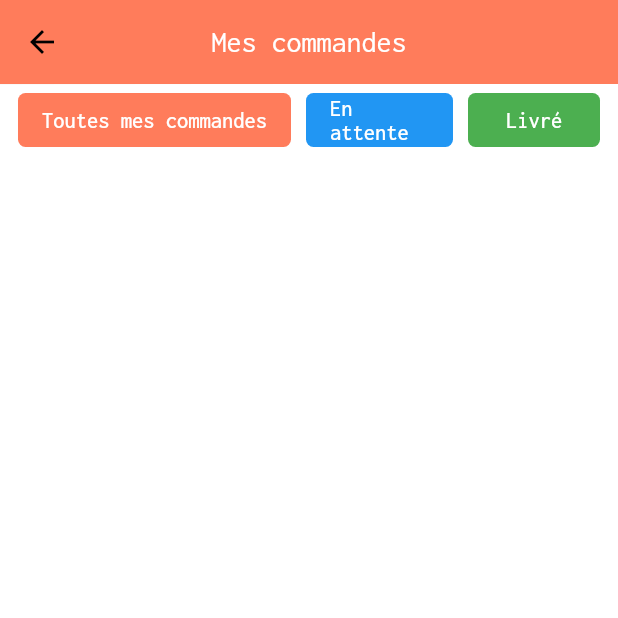
After one commit to mery-19/pfaMobile, a Flutter app: the CommandesScreen screen opened directly, on a phone screen of 412 x 824 dp, the top half of it. The commit adds this screen. Run offline on Flutter 3.47's test engine with Material 2 defaults, Android fonts, the phone set to English and light mode, and no system bars; our stand-ins replace fluttertoast; accounts and stored records are empty; network calls fail.

Commit message:
Interface commandes

```diff
--- a/lib/URLs.dart
+++ b/lib/URLs.dart
@@ -4,3 +4,5 @@ final String categoryApi = "http://192.168.1.106:49674/api/CategoriesApi";
 final String promotionApi = "http://192.168.1.106:49674/api/PromotionApi";
 final String authApi = "http://192.168.1.106:49674/api/LoginApi";
 final String panierApi = "http://192.168.1.106:49674/api/PanierApi";
+final String notificationApi = "http://192.168.1.106:49674/api/NotifictionsApi";
+final String commandesApi = "http://192.168.1.106:49674/api/CommandeApi";
--- /dev/null
+++ b/lib/models/Commande.dart
@@ -0,0 +1,24 @@
+class Commande {
+  final int id;
+  final double prix_total;
+  final String date_ajout;
+  final int id_status;
+  final String date_update;
+
+  Commande({this.id,
+  this.prix_total,
+  this.date_ajout,
+  this.id_status,
+  this.date_update,
+});
+
+  factory Commande.fromJson(Map<String, dynamic> json) {
+    return Commande(
+      id:json['id'],
+      prix_total:json['prix_total'],
+      date_ajout:json['date_ajout'],
+      id_status:json['id_status'],
+      date_update:json['date_update'],
+    );
+  }
+}
--- a/lib/routes.dart
+++ b/lib/routes.dart
@@ -3,7 +3,7 @@ import 'package:pfaMobile/models/Product.dart';
 import 'package:pfaMobile/screens/HomeScreen/home.dart';
 import 'package:flutter/material.dart';
 import 'package:flutter/widgets.dart';
-import 'package:pfaMobile/screens/Panier.dart/Panier.dart';
+import 'package:pfaMobile/screens/Panier/Panier.dart';
 import 'package:pfaMobile/screens/Product/productDetail.dart';
 
 
--- /dev/null
+++ b/lib/screens/Commandes/CommandesScreen.dart
@@ -0,0 +1,115 @@
+import 'package:flutter/material.dart';
+import 'package:pfaMobile/constants.dart';
+import 'package:pfaMobile/models/Commande.dart';
+import 'package:pfaMobile/screens/Commandes/CommandeItem.dart';
+import 'package:pfaMobile/services/CommandeService.dart';
+
+class CommandesScreen extends StatefulWidget {
+  static const String routeName = "/books_store";
+
+  @override
+  _CommandesScreenState createState() => _CommandesScreenState();
+}
+
+class _CommandesScreenState extends State<CommandesScreen> {
+  List<Commande> commandes = new List<Commande>();
+
+  @override
+  void initState() {
+    super.initState();
+    CommandeService.fetchAllCommandes().then((value){
+      setState(() {
+              commandes = value;
+
+      });
+    });
+
+  }
+
+  @override
+  Widget build(BuildContext context) {
+    return Scaffold(
+      appBar: new AppBar(
+        elevation: 0.1,
+        backgroundColor: main_bg_color,
+        leading: IconButton(
+          icon: Icon(Icons.arrow_back, color: Colors.black),
+          onPressed: () {
+            Navigator.pop(context);
+          },
+        ),
+        title: Text(
+          "Mes commandes",
+          style: TextStyle(
+            fontSize: headline6_size,
+            fontFamily: 'Inconsolata',
+          ),
+        ),
+        centerTitle: true,
+      ),
+      body: ListView(
+        children: [
+          Row(
+            mainAxisAlignment: MainAxisAlignment.center,
+            children: [
+              Flexible(
+                  flex: 2,
+                  child: FlatButton(
+                    shape: RoundedRectangleBorder(
+                        borderRadius: BorderRadius.circular(5)),
+                    color: main_bg_color,
+                    onPressed: () {},
+                    child: Text("Toutes mes commandes",style: TextStyle(
+            fontSize: 15,
+            color: Colors.white,
+          )),
+                  )
+                  ),
+                                    SizedBox(width: 10),
+
+                    Flexible(
+                  flex: 1,
+                  child: FlatButton(
+                    shape: RoundedRectangleBorder(
+                        borderRadius: BorderRadius.circular(5)),
+                    color: Colors.blue,
+                    onPressed: () {},
+                    child: Text("En attente",style: TextStyle(
+            fontSize: 15,
+            color: Colors.white,
+          )),
+                  )),
+                                    SizedBox(width: 10),
+
+                    Flexible(
+                  flex: 1,
+                  child: FlatButton(
+                    shape: RoundedRectangleBorder(
+                        borderRadius: BorderRadius.circular(5)),
+                    color: Colors.green,
+                    onPressed: () {},
+                    child: Text("Livré",style: TextStyle(
+            fontSize: 15,
+            color: Colors.white,
+          )),
+                  ))
+            ],
+          ),
+        ]..addAll(commandesWidgets(context)),
+      ),
+    );
+  }
+
+  List<Widget> commandesWidgets(BuildContext context) {
+    return commandes
+        .map((e) => CommandeItem(
+              context: context,
+              id: e.id,
+              id_status: e.id_status,
+              prix_total: e.prix_total,
+              date_ajout: e.date_ajout,
+              date_update: e.date_update,
+            ))
+        .toList();
+  }
+}
--- a/lib/screens/HomeScreen/home.dart
+++ b/lib/screens/HomeScreen/home.dart
@@ -5,7 +5,7 @@ import 'package:pfaMobile/models/Product.dart';
 import 'package:pfaMobile/models/Promotion.dart';
 import 'package:pfaMobile/screens/HomeScreen/ProductCell.dart';
 import 'package:pfaMobile/screens/HomeScreen/sideBar.dart';
-import 'package:pfaMobile/screens/Panier.dart/Panier.dart';
+import 'package:pfaMobile/screens/Panier/Panier.dart';
 import 'package:pfaMobile/screens/Product/arguments.dart';
 import 'package:pfaMobile/screens/Product/productDetail.dart';
 import 'package:pfaMobile/services/ProductService.dart';
--- /dev/null
+++ b/lib/services/CommandeService.dart
@@ -0,0 +1,58 @@
+import 'package:pfaMobile/models/Commande.dart';
+import 'dart:convert';
+import 'package:pfaMobile/URLs.dart';
+import 'package:http/http.dart' as http;
+import 'package:pfaMobile/models/LignePanier.dart';
+import 'package:pfaMobile/session.dart';
+
+class CommandeService {
+  static Future<List<Commande>> fetchAllNotifs() async {
+    final response = await http.get(notificationApi+"?id_user="+connectedUser.id);
+    List<dynamic> values = json.decode(response.body);
+    List<Commande> commandes = new List<Commande>();
+
+    if (values.length > 0) {
+      for (int i = 0; i < values.length; i++) {
+        if (values[i] != null) {
+          Map<String, dynamic> map = values[i];
+          commandes.add(Commande.fromJson(map));
+        }
+      }
+    }
+
+    return commandes;
+  }
+static Future<List<Commande>> fetchAllCommandes() async {
+    final response = await http.get(commandesApi+"?id=0&username="+connectedUser.username);
+    List<dynamic> values = json.decode(response.body);
+    print(values);
+    List<Commande> commandes = new List<Commande>();
+    print(commandes);
+    if (values.length > 0) {
+      for (int i = 0; i < values.length; i++) {
+        if (values[i] != null) {
+          Map<String, dynamic> map = values[i];
+          commandes.add(Commande.fromJson(map));
+        }
+      }
+    }
+    return commandes;
+  }
+
+  static Future<List<LignePanier>> fetchProductsCommandes(int id) async {
+    final response = await http.get(commandesApi+"?id_commande="+id.toString());
+    List<dynamic> values = json.decode(response.body);
+    print(values);
+    List<LignePanier> lignePaniers = new List<LignePanier>();
+    print(lignePaniers);
+    if (values.length > 0) {
+      for (int i = 0; i < values.length; i++) {
+        if (values[i] != null) {
+          Map<String, dynamic> map = values[i];
+          lignePaniers.add(LignePanier.fromJson(map));
+        }
+      }
+    }
+    return lignePaniers;
+  }
+}
```
Also changed, not shown: lib/screens/Commandes/CommandeItem.dart (added, +188 -0 lines), lib/screens/Commandes/ProductsInCommande.dart (added, +118 -0 lines), lib/screens/HomeScreen/sideBar.dart (+17 -6 lines), lib/screens/Notifications/NotificationItem.dart (added, +60 -0 lines), lib/screens/Notifications/NotificationsScreen.dart (added, +63 -0 lines), lib/screens/Panier/Panier.dart (renamed from lib/screens/Panier.dart/Panier.dart, +15 -9 lines), lib/screens/Panier/PanierItem.dart (renamed from lib/screens/Panier.dart/PanierItem.dart, +12 -8 lines).
